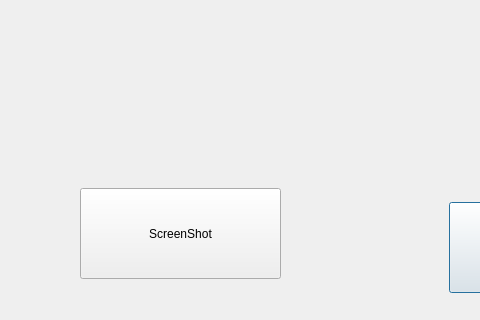
The window that bgnclient/desktoprecorder.ui (Ivansquark/tcpremote) describes before a commit, drawn with Qt 5; both pictures show x 0 to 480 and y 232 to 552 of the 656 by 552 pixel window.
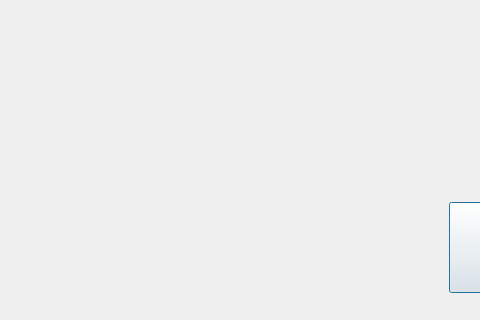
The same window after the commit.

What changed in the file:
```diff
--- a/bgnclient/desktoprecorder.ui
+++ b/bgnclient/desktoprecorder.ui
@@ -26,19 +26,6 @@
     <string>Close</string>
    </property>
   </widget>
-  <widget class="QPushButton" name="pushButton_2">
-   <property name="geometry">
-    <rect>
-     <x>80</x>
-     <y>420</y>
-     <width>201</width>
-     <height>91</height>
-    </rect>
-   </property>
-   <property name="text">
-    <string>ScreenShot</string>
-   </property>
-  </widget>
  </widget>
  <resources/>
  <connections/>
```
